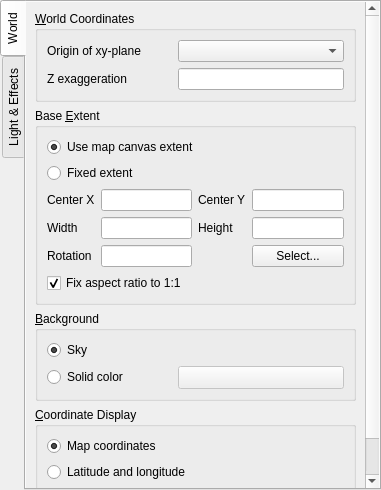
Before: the Qt Designer form gui/ui/sceneproperties.ui in minorua/Qgis2threejs, drawn with Qt 5.
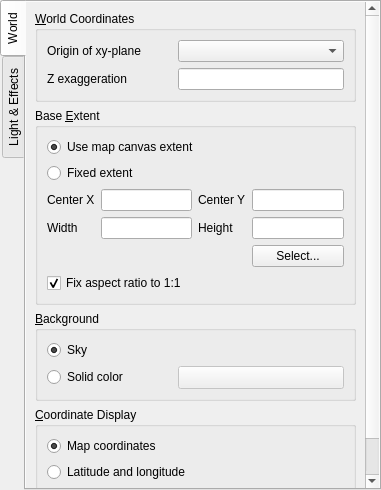
After: the same form once the commit is applied. Custom widgets are drawn as their Qt base class.

Commit message:
simplify code by ignoring map rotation
- remove rotation option from base extent settings

The edit to the form file:
```diff
--- a/gui/ui/sceneproperties.ui
+++ b/gui/ui/sceneproperties.ui
@@ -152,13 +152,6 @@
               </item>
               <item row="3" column="0">
                <layout class="QGridLayout" name="gridLayout_Extent">
-                <item row="7" column="0">
-                 <widget class="QLabel" name="label_10">
-                  <property name="text">
-                   <string>Rotation</string>
-                  </property>
-                 </widget>
-                </item>
                 <item row="4" column="2">
                  <widget class="QLabel" name="label_7">
                   <property name="text">
@@ -211,14 +204,7 @@
                 <item row="4" column="1">
                  <widget class="QLineEdit" name="lineEdit_Width">
                   <property name="inputMethodHints">
-                   <set>Qt::ImhFormattedNumbersOnly</set>
-                  </property>
-                 </widget>
-                </item>
-                <item row="7" column="1">
-                 <widget class="QLineEdit" name="lineEdit_Rotation">
-                  <property name="inputMethodHints">
-                   <set>Qt::ImhFormattedNumbersOnly</set>
+                   <set>Qt::InputMethodHint::ImhFormattedNumbersOnly</set>
                   </property>
                  </widget>
                 </item>
```
Left out of the diff: 28 changed lines with no effect on the pictures. The commit also changes 19 other files.
